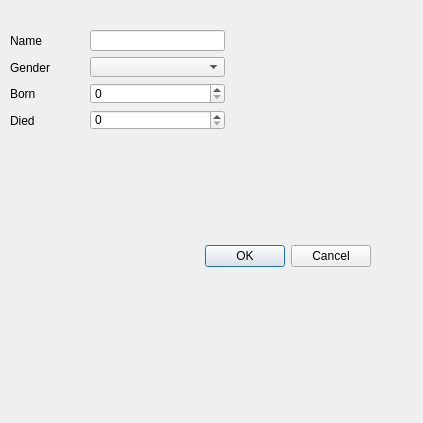
Qt form code/ui/addsci.ui (Danielos15/Skil-1-Verklegt-n-mskei-1) before a commit.
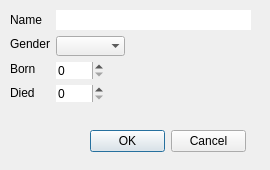
The same form after that commit.

```diff
--- a/code/ui/addsci.ui
+++ b/code/ui/addsci.ui
@@ -6,8 +6,8 @@
    <rect>
     <x>0</x>
     <y>0</y>
-    <width>423</width>
-    <height>423</height>
+    <width>270</width>
+    <height>170</height>
    </rect>
   </property>
   <property name="sizePolicy">
@@ -18,14 +18,14 @@
   </property>
   <property name="minimumSize">
    <size>
-    <width>423</width>
-    <height>423</height>
+    <width>270</width>
+    <height>170</height>
    </size>
   </property>
   <property name="maximumSize">
    <size>
-    <width>423</width>
-    <height>423</height>
+    <width>270</width>
+    <height>170</height>
    </size>
   </property>
   <property name="windowTitle">
@@ -34,10 +34,10 @@
   <widget class="QDialogButtonBox" name="buttonBox">
    <property name="geometry">
     <rect>
-     <x>30</x>
-     <y>240</y>
-     <width>341</width>
-     <height>32</height>
+     <x>90</x>
+     <y>130</y>
+     <width>156</width>
+     <height>23</height>
     </rect>
    </property>
    <property name="orientation">
@@ -47,62 +47,18 @@
     <set>QDialogButtonBox::Cancel|QDialogButtonBox::Ok</set>
    </property>
   </widget>
-  <widget class="QWidget" name="layoutWidget">
-   <property name="geometry">
-    <rect>
-     <x>90</x>
-     <y>30</y>
-     <width>135</width>
-     <height>100</height>
-    </rect>
-   </property>
-   <layout class="QVBoxLayout" name="verticalLayout">
-    <item>
-     <widget class="QLineEdit" name="lineEdit_name"/>
-    </item>
-    <item>
-     <widget class="QComboBox" name="comboBox_Gender">
-      <property name="currentIndex">
-       <number>-1</number>
-      </property>
-      <item>
-       <property name="text">
-        <string>Male</string>
-       </property>
-      </item>
-      <item>
-       <property name="text">
-        <string>Female</string>
-       </property>
-      </item>
-     </widget>
-    </item>
-    <item>
-     <widget class="QSpinBox" name="spinBox_Born">
-      <property name="maximum">
-       <number>2015</number>
-      </property>
-     </widget>
-    </item>
-    <item>
-     <widget class="QSpinBox" name="spinBox_Died">
-      <property name="maximum">
-       <number>2015</number>
-      </property>
-     </widget>
-    </item>
-   </layout>
-  </widget>
-  <widget class="QWidget" name="layoutWidget">
+  <widget class="QWidget" name="">
    <property name="geometry">
     <rect>
      <x>10</x>
-     <y>30</y>
-     <width>75</width>
-     <height>101</height>
+     <y>10</y>
+     <width>241</width>
+     <height>108</height>
     </rect>
    </property>
-   <layout class="QVBoxLayout" name="verticalLayout_2">
+   <layout class="QFormLayout" name="formLayout_2">
+    <item row="0" column="0">
+     <layout class="QVBoxLayout" name="verticalLayout">
     <item>
      <widget class="QLabel" name="label">
       <property name="text">
@@ -130,6 +86,59 @@
        <string>Died</string>
       </property>
      </widget>
+      </item>
+     </layout>
+    </item>
+    <item row="0" column="1">
+     <layout class="QFormLayout" name="formLayout">
+      <item row="1" column="0">
+       <widget class="QComboBox" name="comboBox_Gender">
+        <property name="currentIndex">
+         <number>-1</number>
+        </property>
+        <property name="frame">
+         <bool>false</bool>
+        </property>
+        <item>
+         <property name="text">
+          <string>Male</string>
+         </property>
+        </item>
+        <item>
+         <property name="text">
+          <string>Female</string>
+         </property>
+        </item>
+       </widget>
+      </item>
+      <item row="4" column="0">
+       <widget class="QSpinBox" name="spinBox_Died">
+        <property name="frame">
+         <bool>false</bool>
+        </property>
+        <property name="maximum">
+         <number>2015</number>
+        </property>
+       </widget>
+      </item>
+      <item row="0" column="0" colspan="2">
+       <widget class="QLineEdit" name="lineEdit_name">
+        <property name="frame">
+         <bool>false</bool>
+        </property>
+       </widget>
+      </item>
+      <item row="3" column="0">
+       <widget class="QSpinBox" name="spinBox_Born">
+        <property name="frame">
+         <bool>false</bool>
+        </property>
+        <property name="maximum">
+         <number>2015</number>
+        </property>
+       </widget>
+      </item>
+     </layout>
     </item>
    </layout>
   </widget>
```
Lines whose indentation alone changed are shown as unchanged.
